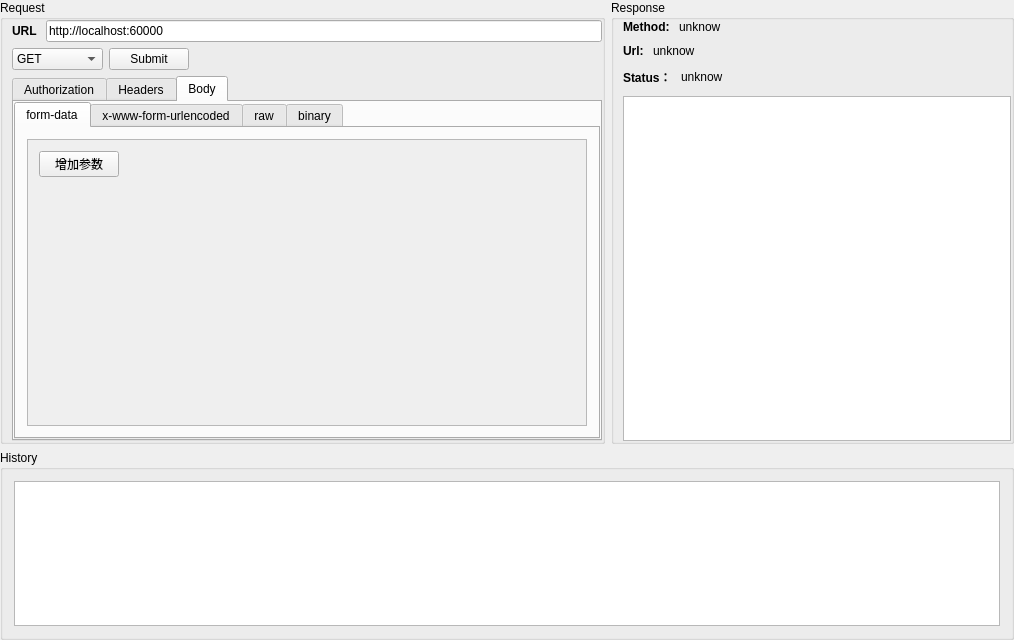
Before: the Qt Designer form project/HttpTool/mainwindow.ui in pjh130/qt, drawn with Qt 5.
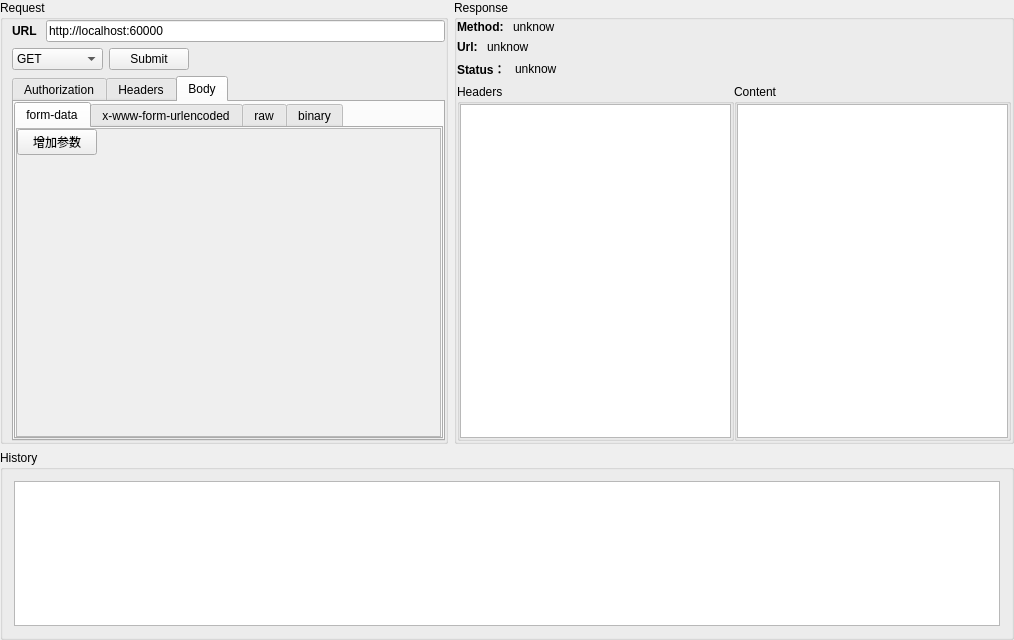
After: the same form once the commit is applied. The open tabs and pages were chosen to show the change.

What changed in the file:
```diff
--- a/project/HttpTool/mainwindow.ui
+++ b/project/HttpTool/mainwindow.ui
@@ -28,7 +28,7 @@
      <number>0</number>
     </property>
     <item>
-     <layout class="QHBoxLayout" name="horizontalLayout_4" stretch="6,4">
+     <layout class="QHBoxLayout" name="horizontalLayout_4" stretch="4,5">
       <item>
        <widget class="QGroupBox" name="groupBoxReq">
         <property name="title">
@@ -339,6 +339,21 @@
                  <string>form-data</string>
                 </attribute>
                 <layout class="QVBoxLayout" name="verticalLayout_9">
+                 <property name="spacing">
+                  <number>0</number>
+                 </property>
+                 <property name="leftMargin">
+                  <number>0</number>
+                 </property>
+                 <property name="topMargin">
+                  <number>0</number>
+                 </property>
+                 <property name="rightMargin">
+                  <number>0</number>
+                 </property>
+                 <property name="bottomMargin">
+                  <number>0</number>
+                 </property>
                  <item>
                   <widget class="QScrollArea" name="scrollAreaFormdata">
                    <property name="widgetResizable">
@@ -349,11 +364,26 @@
                      <rect>
                       <x>0</x>
                       <y>0</y>
-                      <width>561</width>
-                      <height>299</height>
+                      <width>422</width>
+                      <height>317</height>
                      </rect>
                     </property>
                     <layout class="QVBoxLayout" name="verticalLayoutFormdata">
+                     <property name="spacing">
+                      <number>0</number>
+                     </property>
+                     <property name="leftMargin">
+                      <number>0</number>
+                     </property>
+                     <property name="topMargin">
+                      <number>0</number>
+                     </property>
+                     <property name="rightMargin">
+                      <number>0</number>
+                     </property>
+                     <property name="bottomMargin">
+                      <number>0</number>
+                     </property>
                      <item>
                       <layout class="QHBoxLayout" name="horizontalLayoutFormdata">
                        <item>
@@ -518,12 +548,12 @@
         <property name="title">
          <string>Response</string>
         </property>
-        <layout class="QVBoxLayout" name="verticalLayout_4">
+        <layout class="QVBoxLayout" name="verticalLayout_11">
          <property name="spacing">
-          <number>10</number>
+          <number>6</number>
          </property>
          <property name="leftMargin">
-          <number>9</number>
+          <number>0</number>
          </property>
          <property name="topMargin">
           <number>0</number>
@@ -628,7 +658,68 @@
           </layout>
          </item>
          <item>
-          <widget class="QTextEdit" name="textEditResponse"/>
+          <layout class="QHBoxLayout" name="horizontalLayout_11">
+           <property name="spacing">
+            <number>0</number>
+           </property>
+           <item>
+            <widget class="QGroupBox" name="groupBoxResHeaders">
+             <property name="title">
+              <string>Headers</string>
+             </property>
+             <layout class="QVBoxLayout" name="verticalLayout_4">
+              <property name="spacing">
+               <number>0</number>
+              </property>
+              <property name="leftMargin">
+               <number>0</number>
+              </property>
+              <property name="topMargin">
+               <number>0</number>
+              </property>
+              <property name="rightMargin">
+               <number>0</number>
+              </property>
+              <property name="bottomMargin">
+               <number>0</number>
+              </property>
+              <item>
+               <widget class="QTextEdit" name="textEditResponseHeaders"/>
+              </item>
+             </layout>
+            </widget>
+           </item>
+           <item>
+            <widget class="QGroupBox" name="groupBoxContent">
+             <property name="title">
+              <string>Content</string>
+             </property>
+             <property name="checkable">
+              <bool>false</bool>
+             </property>
+             <layout class="QVBoxLayout" name="verticalLayout_8">
+              <property name="spacing">
+               <number>0</number>
+              </property>
+              <property name="leftMargin">
+               <number>0</number>
+              </property>
+              <property name="topMargin">
+               <number>0</number>
+              </property>
+              <property name="rightMargin">
+               <number>0</number>
+              </property>
+              <property name="bottomMargin">
+               <number>0</number>
+              </property>
+              <item>
+               <widget class="QTextEdit" name="textEditResponseContent"/>
+              </item>
+             </layout>
+            </widget>
+           </item>
+          </layout>
          </item>
         </layout>
        </widget>
```
Left out of the diff: 73 changed lines with no effect on the pictures.
